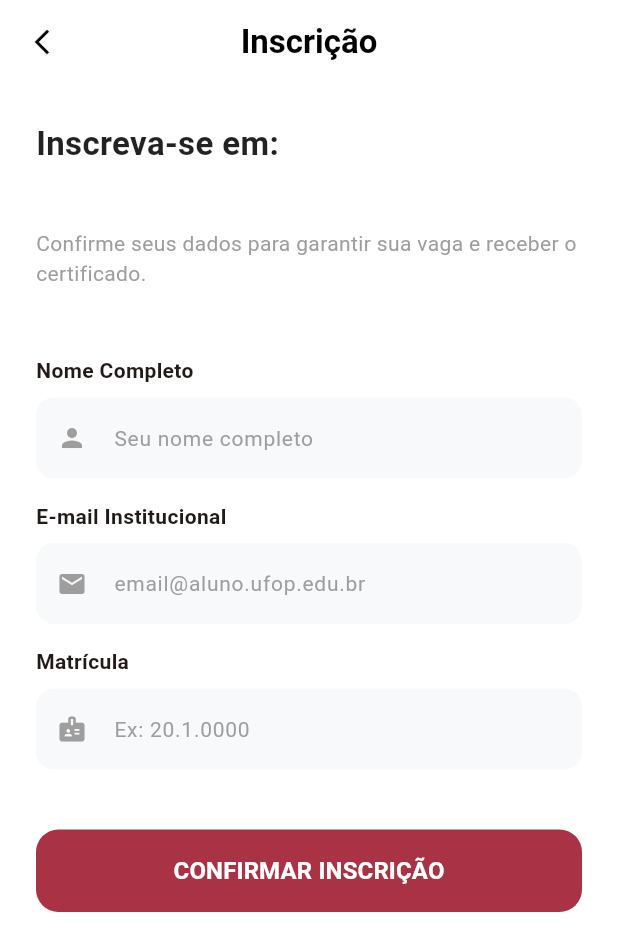
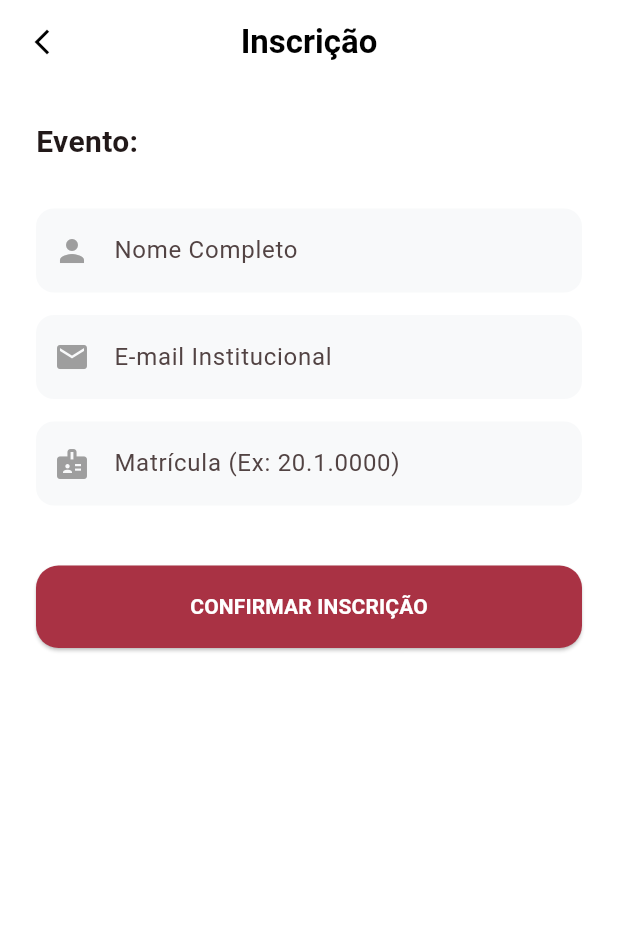
Before and after one commit to victoriacarvalho/secomp_app, a Flutter app: the SubscriptionScreen screen opened directly with empty values, on a phone screen of 412 x 824 dp. Shown: the top 951 px of the screen. Run offline on Flutter 3.47's test engine with Material 3 defaults, Android fonts, the light colour scheme and no system bars; our stand-ins replace cloud_firestore, firebase_auth, firebase_core, image_picker, pdf, printing; accounts and stored records are empty; generated files the repository leaves out were written again.

```diff
--- a/lib/screens/subscription_screen.dart
+++ b/lib/screens/subscription_screen.dart
@@ -18,8 +18,6 @@ class SubscriptionScreen extends StatefulWidget {
 
 class _SubscriptionScreenState extends State<SubscriptionScreen> {
   final _formKey = GlobalKey<FormState>();
-
-  // Controllers para captura de dados
   final _nomeController = TextEditingController();
   final _emailController = TextEditingController();
   final _matriculaController = TextEditingController();
@@ -27,7 +25,6 @@ class _SubscriptionScreenState extends State<SubscriptionScreen> {
   bool _isLoading = false;
   final Color primaryColor = const Color(0xFFA93244);
 
-  // --- LÓGICA DE INSCRIÇÃO COM TRANSAÇÃO ---
   void _confirmarInscricao() async {
     if (!_formKey.currentState!.validate()) return;
 
@@ -44,38 +41,33 @@ class _SubscriptionScreenState extends State<SubscriptionScreen> {
       final firestore = FirebaseFirestore.instance;
       final eventRef = firestore.collection('eventos').doc(widget.eventId);
 
-      // Transação para garantir que a vaga não seja ocupada simultaneamente
       await firestore.runTransaction((transaction) async {
-
         DocumentSnapshot eventSnapshot = await transaction.get(eventRef);
         if (!eventSnapshot.exists) {
           throw Exception("Evento não encontrado.");
         }
 
         var eventData = eventSnapshot.data() as Map<String, dynamic>;
+
+        // --- CORREÇÃO CRÍTICA AQUI ---
+        // Pegamos o UID de quem criou o evento para salvar dentro da inscrição
+        String organizadorId = eventData['organizadorUid'] ?? "";
+
         int vagasAtuais = (eventData['vagas'] is int)
             ? eventData['vagas']
             : (int.tryParse(eventData['vagas'].toString()) ?? 0);
 
         if (vagasAtuais <= 0) {
-          throw Exception("Vagas esgotadas para este evento.");
-        }
-
-        final queryDuplicidade = await firestore
-            .collection('inscricoes')
-            .where('eventId', isEqualTo: widget.eventId)
-            .where('matricula', isEqualTo: _matriculaController.text.trim())
-            .get();
-
-        if (queryDuplicidade.docs.isNotEmpty) {
-          throw Exception("Esta matrícula já está inscrita neste evento.");
+          throw Exception("Vagas esgotadas.");
         }
 
         final inscricaoRef = firestore.collection('inscricoes').doc();
+
         final novaInscricao = {
           'eventId': widget.eventId,
           'eventTitle': widget.eventTitle,
           'uidParticipante': user.uid,
+          'organizadorUid': organizadorId, // Agora o Firebase saberá quem pode confirmar a presença
           'nomeUsuario': _nomeController.text.trim(),
           'emailUsuario': _emailController.text.trim(),
           'matricula': _matriculaController.text.trim(),
@@ -92,13 +84,12 @@ class _SubscriptionScreenState extends State<SubscriptionScreen> {
 
       if (!mounted) return;
       setState(() => _isLoading = false);
-      Navigator.pop(context, true); // Sucesso: retorna para atualizar a tela anterior
+      Navigator.pop(context, true);
 
     } catch (e) {
       if (!mounted) return;
       setState(() => _isLoading = false);
-      String msg = e.toString().replaceAll("Exception: ", "");
-      _showError(msg);
+      _showError(e.toString().replaceAll("Exception: ", ""));
     }
   }
 
@@ -130,38 +121,21 @@ class _SubscriptionScreenState extends State<SubscriptionScreen> {
         title: const Text("Inscrição", style: TextStyle(color: Colors.black, fontWeight: FontWeight.bold)),
         centerTitle: true,
       ),
-      body: ScrollConfiguration(
-        behavior: ScrollConfiguration.of(context).copyWith(overscroll: false),
-        child: SingleChildScrollView(
-          physics: const ClampingScrollPhysics(),
+      body: SingleChildScrollView(
         padding: const EdgeInsets.all(24.0),
         child: Form(
           key: _formKey,
           child: Column(
             crossAxisAlignment: CrossAxisAlignment.start,
             children: [
-                Text(
-                  "Inscreva-se em:\n${widget.eventTitle}",
-                  style: const TextStyle(fontSize: 22, fontWeight: FontWeight.bold, color: Colors.black87),
-                ),
-                const SizedBox(height: 10),
-                const Text(
-                  "Confirme seus dados para garantir sua vaga e receber o certificado.",
-                  style: TextStyle(color: Colors.grey, fontSize: 14),
-                ),
+              Text("Evento: ${widget.eventTitle}", style: const TextStyle(fontSize: 20, fontWeight: FontWeight.bold)),
               const SizedBox(height: 30),
-
-                _buildLabel("Nome Completo"),
-                _buildTextField(_nomeController, "Seu nome completo", Icons.person),
-
-                _buildLabel("E-mail Institucional"),
-                _buildTextField(_emailController, "email@aluno.ufop.edu.br", Icons.email, isEmail: true),
-
-                _buildLabel("Matrícula"),
-                _buildTextField(_matriculaController, "Ex: 20.1.0000", Icons.badge, isNumber: true),
-
+              _buildTextField(_nomeController, "Nome Completo", Icons.person),
+              const SizedBox(height: 15),
+              _buildTextField(_emailController, "E-mail Institucional", Icons.email, isEmail: true),
+              const SizedBox(height: 15),
+              _buildTextField(_matriculaController, "Matrícula (Ex: 20.1.0000)", Icons.badge, isNumber: true),
               const SizedBox(height: 40),
-
               SizedBox(
                 width: double.infinity,
                 height: 55,
@@ -170,55 +144,31 @@ class _SubscriptionScreenState extends State<SubscriptionScreen> {
                   style: ElevatedButton.styleFrom(
                     backgroundColor: primaryColor,
                     shape: RoundedRectangleBorder(borderRadius: BorderRadius.circular(15)),
-                      elevation: 0,
                   ),
                   child: _isLoading
-                        ? const SizedBox(
-                            height: 20, width: 20,
-                            child: CircularProgressIndicator(color: Colors.white, strokeWidth: 2),
-                          )
-                        : const Text("CONFIRMAR INSCRIÇÃO", style: TextStyle(color: Colors.white, fontSize: 16, fontWeight: FontWeight.bold)),
+                    ? const CircularProgressIndicator(color: Colors.white)
+                    : const Text("CONFIRMAR INSCRIÇÃO", style: TextStyle(color: Colors.white, fontWeight: FontWeight.bold)),
                 ),
               )
             ],
           ),
         ),
       ),
-      ),
-    );
-  }
-
-  Widget _buildLabel(String text) {
-    return Padding(
-      padding: const EdgeInsets.only(bottom: 8.0, top: 15.0),
-      child: Text(text, style: const TextStyle(fontWeight: FontWeight.w600, fontSize: 14)),
     );
   }
 
   Widget _buildTextField(TextEditingController controller, String hint, IconData icon, {bool isNumber = false, bool isEmail = false}) {
-    return Container(
-      decoration: BoxDecoration(
-        color: const Color(0xFFF8F9FA),
-        borderRadius: BorderRadius.circular(12),
+    return TextFormField(
+      controller: controller,
+      keyboardType: isNumber ? TextInputType.number : (isEmail ? TextInputType.emailAddress : TextInputType.text),
+      decoration: InputDecoration(
+        prefixIcon: Icon(icon, color: Colors.grey),
+        hintText: hint,
+        filled: true,
+        fillColor: const Color(0xFFF8F9FA),
+        border: OutlineInputBorder(borderRadius: BorderRadius.circular(12), borderSide: BorderSide.none),
       ),
-      child: TextFormField(
-        controller: controller,
-        keyboardType: isNumber
-            ? TextInputType.number
-            : (isEmail ? TextInputType.emailAddress : TextInputType.text),
-        validator: (value) {
-          if (value == null || value.trim().isEmpty) return "Campo obrigatório";
-          if (isEmail && !value.contains('@')) return "E-mail inválido";
-          return null;
-        },
-        decoration: InputDecoration(
-          prefixIcon: Icon(icon, color: Colors.grey, size: 20),
-          hintText: hint,
-          hintStyle: const TextStyle(color: Colors.grey, fontSize: 14),
-          border: InputBorder.none,
-          contentPadding: const EdgeInsets.symmetric(horizontal: 20, vertical: 15),
-        ),
-      ),
+      validator: (value) => (value == null || value.isEmpty) ? "Campo obrigatório" : null,
     );
   }
 }
--- a/pubspec.yaml
+++ b/pubspec.yaml
@@ -12,6 +12,8 @@ dependencies:
     sdk: flutter
   cupertino_icons: ^1.0.8
   flutter_svg: ^2.2.3
+  pdf: ^3.10.7
+  printing: ^5.11.1
 
   # Firebase
   firebase_core: ^4.4.0
```
Also changed, not shown: lib/screens/certificates_screen.dart (+59 -59 lines), lib/screens/manage_subscribers_screen.dart (added, +89 -0 lines), lib/servicos/certificado_helper.dart (added, +50 -0 lines), pubspec.lock, 6 other files. Lines whose indentation alone changed are shown as unchanged.
